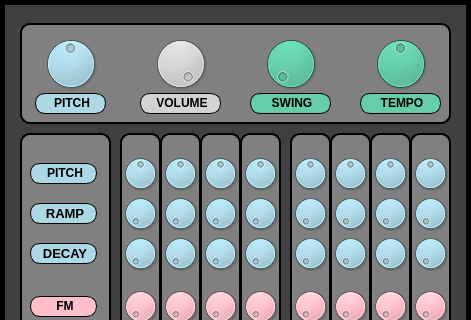
Before: the Qt Designer form src/mega_fm_8step.ui in theJSZ/FM-synthesis-drum-machine, drawn with Qt 5; both pictures show x 0 to 471 and y 0 to 320 of the 471 by 807 pixel window.
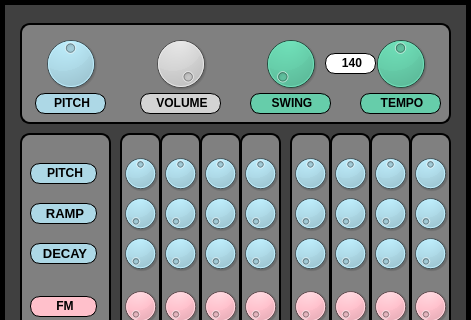
After: the same form once the commit is applied.

What changed in the file:
```diff
--- a/src/mega_fm_8step.ui
+++ b/src/mega_fm_8step.ui
@@ -2380,6 +2380,22 @@
       <string>&lt;html&gt;&lt;head/&gt;&lt;body&gt;&lt;p align=&quot;center&quot;&gt;&lt;span style=&quot; font-weight:600;&quot;&gt;SWING&lt;/span&gt;&lt;/p&gt;&lt;/body&gt;&lt;/html&gt;</string>
      </property>
     </widget>
+    <widget class="QLabel" name="label_tempo_numeric">
+     <property name="geometry">
+      <rect>
+       <x>305</x>
+       <y>30</y>
+       <width>51</width>
+       <height>21</height>
+      </rect>
+     </property>
+     <property name="styleSheet">
+      <string notr="true">border: 1px solid black; background-color: white</string>
+     </property>
+     <property name="text">
+      <string>&lt;html&gt;&lt;head/&gt;&lt;body&gt;&lt;p align=&quot;center&quot;&gt;&lt;span style=&quot; font-weight:600;&quot;&gt;140&lt;/span&gt;&lt;/p&gt;&lt;/body&gt;&lt;/html&gt;</string>
+     </property>
+    </widget>
    </widget>
    <widget class="QGroupBox" name="groupBox">
     <property name="geometry">
```
Left out of the diff: 2 changed lines with no effect on the pictures.
